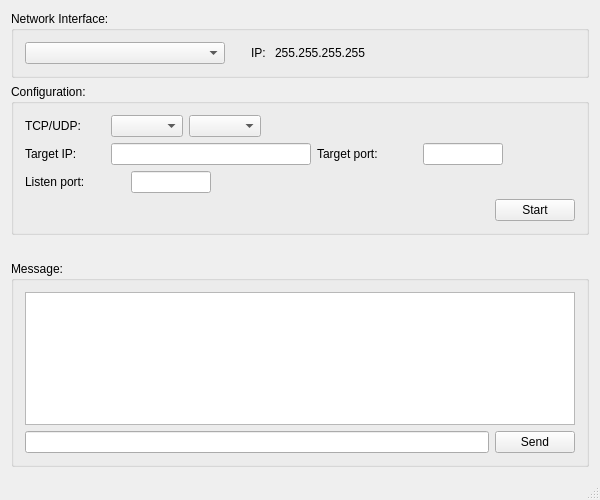
This is mainwindow.ui in rookiepeng/comm-test as Qt 5 draws it before an edit. The edited form follows.
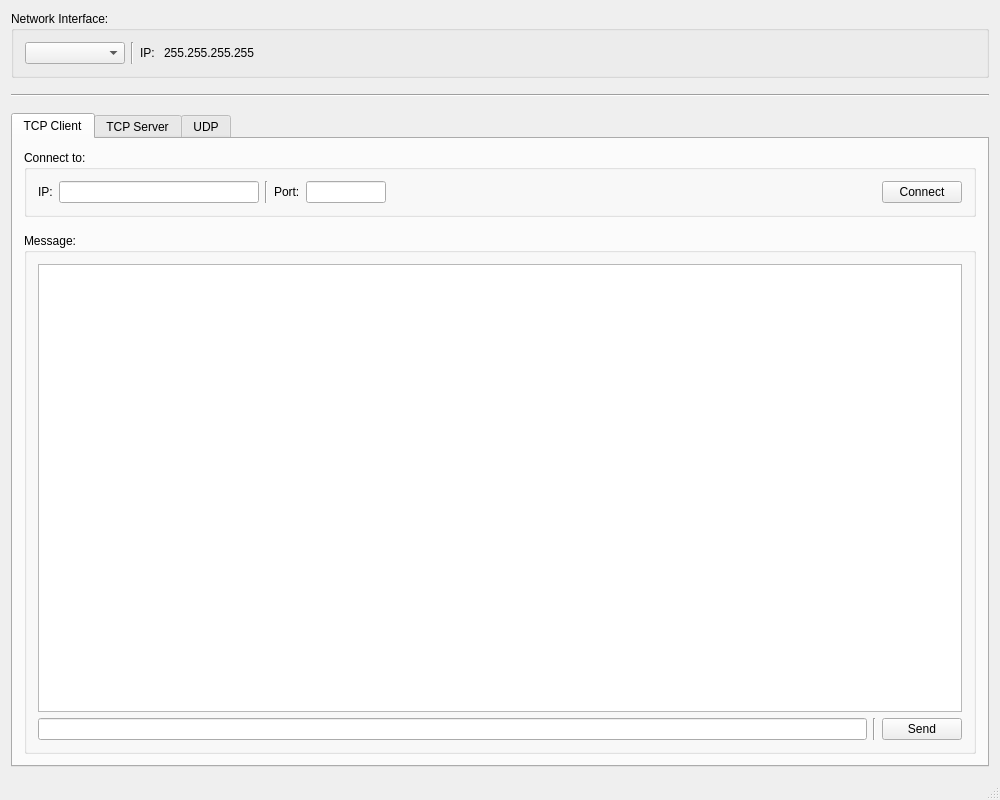
This is the edited form.

Diff of the .ui file:
```diff
--- a/mainwindow.ui
+++ b/mainwindow.ui
@@ -6,8 +6,8 @@
    <rect>
     <x>0</x>
     <y>0</y>
-    <width>600</width>
-    <height>500</height>
+    <width>1000</width>
+    <height>800</height>
    </rect>
   </property>
   <property name="minimumSize">
@@ -31,9 +31,15 @@
         <layout class="QHBoxLayout" name="horizontalLayout_5">
          <item>
           <widget class="QComboBox" name="comboBox_Interface">
+           <property name="sizePolicy">
+            <sizepolicy hsizetype="Preferred" vsizetype="Fixed">
+             <horstretch>0</horstretch>
+             <verstretch>0</verstretch>
+            </sizepolicy>
+           </property>
            <property name="minimumSize">
             <size>
-             <width>200</width>
+             <width>100</width>
              <height>0</height>
             </size>
            </property>
@@ -46,20 +52,11 @@
           </widget>
          </item>
          <item>
-          <spacer name="horizontalSpacer_6">
+          <widget class="Line" name="line">
            <property name="orientation">
-            <enum>Qt::Horizontal</enum>
+            <enum>Qt::Vertical</enum>
            </property>
-           <property name="sizeType">
-            <enum>QSizePolicy::Fixed</enum>
-           </property>
-           <property name="sizeHint" stdset="0">
-            <size>
-             <width>20</width>
-             <height>20</height>
-            </size>
-           </property>
-          </spacer>
+          </widget>
          </item>
          <item>
           <widget class="QLabel" name="label_2">
@@ -94,49 +91,62 @@
      </widget>
     </item>
     <item>
-     <widget class="QGroupBox" name="groupBox">
-      <property name="title">
-       <string>Configuration:</string>
+     <spacer name="verticalSpacer_3">
+      <property name="orientation">
+       <enum>Qt::Vertical</enum>
       </property>
-      <layout class="QVBoxLayout" name="verticalLayout_3">
-       <item>
-        <layout class="QHBoxLayout" name="horizontalLayout_6">
-         <item>
-          <widget class="QLabel" name="label">
-           <property name="minimumSize">
+      <property name="sizeType">
+       <enum>QSizePolicy::Fixed</enum>
+      </property>
+      <property name="sizeHint" stdset="0">
             <size>
-             <width>80</width>
-             <height>0</height>
-            </size>
-           </property>
-           <property name="text">
-            <string>TCP/UDP:</string>
-           </property>
-          </widget>
+        <width>20</width>
+        <height>10</height>
+       </size>
+      </property>
+     </spacer>
          </item>
          <item>
-          <widget class="QComboBox" name="comboBox_TCPUDP"/>
-         </item>
-         <item>
-          <widget class="QComboBox" name="comboBox_serverClient"/>
-         </item>
-         <item>
-          <spacer name="horizontalSpacer_4">
+     <widget class="Line" name="line_6">
            <property name="orientation">
             <enum>Qt::Horizontal</enum>
            </property>
+     </widget>
+    </item>
+    <item>
+     <spacer name="verticalSpacer_2">
+      <property name="orientation">
+       <enum>Qt::Vertical</enum>
+      </property>
+      <property name="sizeType">
+       <enum>QSizePolicy::Fixed</enum>
+      </property>
            <property name="sizeHint" stdset="0">
             <size>
-             <width>40</width>
-             <height>20</height>
+        <width>20</width>
+        <height>10</height>
             </size>
            </property>
           </spacer>
          </item>
-        </layout>
-       </item>
        <item>
-        <layout class="QHBoxLayout" name="horizontalLayout_2">
+     <widget class="QTabWidget" name="tabWidget">
+      <property name="currentIndex">
+       <number>0</number>
+      </property>
+      <widget class="QWidget" name="tab_tcpClient">
+       <attribute name="title">
+        <string>TCP Client</string>
+       </attribute>
+       <layout class="QVBoxLayout" name="verticalLayout_5">
+        <item>
+         <widget class="QGroupBox" name="groupBox_4">
+          <property name="title">
+           <string>Connect to:</string>
+          </property>
+          <layout class="QVBoxLayout" name="verticalLayout_6">
+           <item>
+            <layout class="QHBoxLayout" name="horizontalLayout_7">
          <item>
           <widget class="QLabel" name="label_targetIP">
            <property name="sizePolicy">
@@ -147,7 +157,7 @@
            </property>
            <property name="minimumSize">
             <size>
-             <width>80</width>
+                 <width>0</width>
              <height>0</height>
             </size>
            </property>
@@ -158,12 +168,12 @@
             </size>
            </property>
            <property name="text">
-            <string>Target IP:</string>
+                <string>IP:</string>
            </property>
           </widget>
          </item>
          <item>
-          <widget class="QLineEdit" name="lineEdit_targetIP">
+              <widget class="QLineEdit" name="lineEdit_tcpClientTargetIP">
            <property name="minimumSize">
             <size>
              <width>200</width>
@@ -178,21 +188,34 @@
            </property>
           </widget>
          </item>
+             <item>
+              <widget class="Line" name="line_4">
+               <property name="orientation">
+                <enum>Qt::Vertical</enum>
+               </property>
+              </widget>
+             </item>
          <item>
           <widget class="QLabel" name="label_targetPort">
+               <property name="sizePolicy">
+                <sizepolicy hsizetype="Preferred" vsizetype="Preferred">
+                 <horstretch>0</horstretch>
+                 <verstretch>0</verstretch>
+                </sizepolicy>
+               </property>
            <property name="minimumSize">
             <size>
-             <width>100</width>
+                 <width>0</width>
              <height>0</height>
             </size>
            </property>
            <property name="text">
-            <string>Target port:</string>
+                <string>Port:</string>
            </property>
           </widget>
          </item>
          <item>
-          <widget class="QLineEdit" name="lineEdit_targetPort">
+              <widget class="QLineEdit" name="lineEdit_TcpClientTargetPort">
            <property name="minimumSize">
             <size>
              <width>80</width>
@@ -220,25 +243,103 @@
            </property>
           </spacer>
          </item>
-        </layout>
-       </item>
+             <item>
+              <widget class="QPushButton" name="button_tcpClient">
+               <property name="text">
+                <string>Connect</string>
+               </property>
+              </widget>
+             </item>
+            </layout>
+           </item>
+          </layout>
+         </widget>
+        </item>
+        <item>
+         <spacer name="verticalSpacer_4">
+          <property name="orientation">
+           <enum>Qt::Vertical</enum>
+          </property>
+          <property name="sizeType">
+           <enum>QSizePolicy::Fixed</enum>
+          </property>
+          <property name="sizeHint" stdset="0">
+           <size>
+            <width>20</width>
+            <height>10</height>
+           </size>
+          </property>
+         </spacer>
+        </item>
+        <item>
+         <widget class="QGroupBox" name="groupBox_2">
+          <property name="title">
+           <string>Message:</string>
+          </property>
+          <layout class="QVBoxLayout" name="verticalLayout_4">
+           <item>
+            <widget class="QTextBrowser" name="textBrowser_TcpClientMessage"/>
+           </item>
+           <item>
+            <layout class="QHBoxLayout" name="horizontalLayout">
+             <item>
+              <widget class="QLineEdit" name="lineEdit_TcpClientSend"/>
+             </item>
+             <item>
+              <widget class="Line" name="line_5">
+               <property name="orientation">
+                <enum>Qt::Vertical</enum>
+               </property>
+              </widget>
+             </item>
+             <item>
+              <widget class="QPushButton" name="button_TcpClientSend">
+               <property name="text">
+                <string>Send</string>
+               </property>
+              </widget>
+             </item>
+            </layout>
+           </item>
+          </layout>
+         </widget>
+        </item>
+       </layout>
+      </widget>
+      <widget class="QWidget" name="tab_tcpServer">
+       <attribute name="title">
+        <string>TCP Server</string>
+       </attribute>
+       <layout class="QVBoxLayout" name="verticalLayout_7">
+        <item>
+         <widget class="QGroupBox" name="groupBox">
+          <property name="title">
+           <string>Listen on:</string>
+          </property>
+          <layout class="QVBoxLayout" name="verticalLayout_3">
        <item>
         <layout class="QHBoxLayout" name="horizontalLayout_3">
          <item>
           <widget class="QLabel" name="label_listenPort">
+               <property name="sizePolicy">
+                <sizepolicy hsizetype="Preferred" vsizetype="Preferred">
+                 <horstretch>0</horstretch>
+                 <verstretch>0</verstretch>
+                </sizepolicy>
+               </property>
            <property name="minimumSize">
             <size>
-             <width>100</width>
+                 <width>0</width>
              <height>0</height>
             </size>
            </property>
            <property name="text">
-            <string>Listen port:</string>
+                <string>Port:</string>
            </property>
           </widget>
          </item>
          <item>
-          <widget class="QLineEdit" name="lineEdit_listenPort">
+              <widget class="QLineEdit" name="lineEdit_TcpServerListenPort">
            <property name="minimumSize">
             <size>
              <width>80</width>
@@ -266,25 +367,8 @@
            </property>
           </spacer>
          </item>
-        </layout>
-       </item>
        <item>
-        <layout class="QHBoxLayout" name="horizontalLayout_4">
-         <item>
-          <spacer name="horizontalSpacer_3">
-           <property name="orientation">
-            <enum>Qt::Horizontal</enum>
-           </property>
-           <property name="sizeHint" stdset="0">
-            <size>
-             <width>40</width>
-             <height>20</height>
-            </size>
-           </property>
-          </spacer>
-         </item>
-         <item>
-          <widget class="QPushButton" name="startButton">
+              <widget class="QPushButton" name="button_TcpServer">
            <property name="text">
             <string>Start</string>
            </property>
@@ -306,27 +390,27 @@
       <property name="sizeHint" stdset="0">
        <size>
         <width>20</width>
-        <height>20</height>
+            <height>10</height>
        </size>
       </property>
      </spacer>
     </item>
     <item>
-     <widget class="QGroupBox" name="groupBox_2">
+         <widget class="QGroupBox" name="groupBox_5">
       <property name="title">
        <string>Message:</string>
       </property>
-      <layout class="QVBoxLayout" name="verticalLayout_4">
+          <layout class="QVBoxLayout" name="verticalLayout_8">
        <item>
-        <widget class="QTextBrowser" name="textBrowser_message"/>
+            <widget class="QTextBrowser" name="textBrowser_TcpServerMessage"/>
        </item>
        <item>
-        <layout class="QHBoxLayout" name="horizontalLayout">
+            <layout class="QHBoxLayout" name="horizontalLayout_2">
          <item>
-          <widget class="QLineEdit" name="lineEdit_send"/>
+              <widget class="QLineEdit" name="lineEdit_TcpServerSend"/>
          </item>
          <item>
-          <widget class="QPushButton" name="pushButton_send">
+              <widget class="QPushButton" name="button_TcpServerSend">
            <property name="text">
             <string>Send</string>
            </property>
@@ -335,6 +419,15 @@
         </layout>
        </item>
       </layout>
+         </widget>
+        </item>
+       </layout>
+      </widget>
+      <widget class="QWidget" name="tab_udp">
+       <attribute name="title">
+        <string>UDP</string>
+       </attribute>
+      </widget>
      </widget>
     </item>
    </layout>
@@ -344,7 +437,7 @@
     <rect>
      <x>0</x>
      <y>0</y>
-     <width>600</width>
+     <width>1000</width>
      <height>17</height>
     </rect>
    </property>
```
Lines whose indentation alone changed are shown as unchanged.
